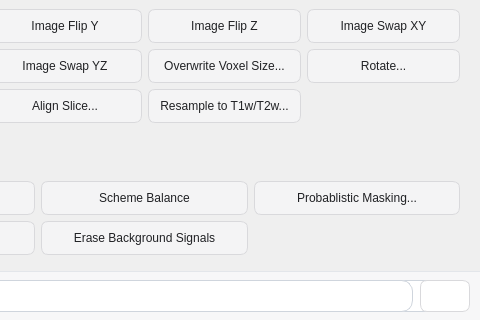
The window that reconstruction/reconstruction_window.ui (frankyeh/DSI-Studio) describes before a commit, drawn with Qt 5; both pictures show x 368 to 848 and y 386 to 706 of the 848 by 706 pixel window.
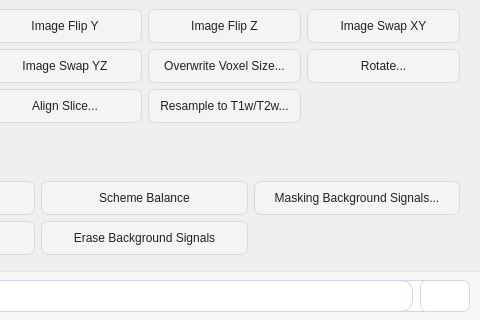
The same window after the commit. Icons and pictures are not drawn.

Commit message: Rename probabilistic masking UI to Masking Background Signals

```diff
--- a/reconstruction/reconstruction_window.ui
+++ b/reconstruction/reconstruction_window.ui
@@ -2391,7 +2391,7 @@
                      <item row="0" column="2">
                       <widget class="QPushButton" name="btn_Probablistic_Masking">
                        <property name="text">
-                        <string>Probablistic Masking...</string>
+                        <string>Masking Background Signals...</string>
                        </property>
                        <property name="icon">
                         <iconset resource="../icons.qrc">
```
Left out of the diff: 12 changed lines with no effect on the pictures.
